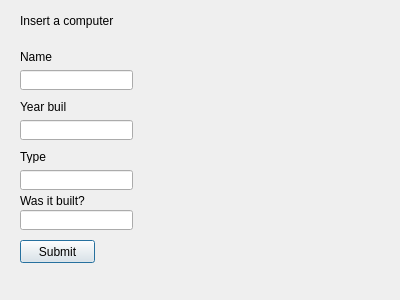
Before: the Qt Designer form insertcomputer.ui in Verklegtnamskeid1/gubb, drawn with Qt 5.
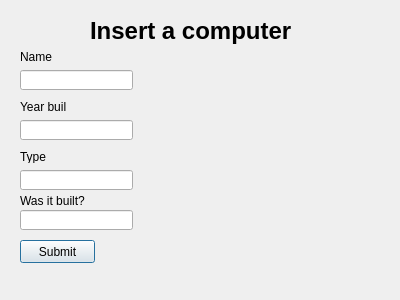
After: the same form once the commit is applied.

Commit message: modified:   Skilaverkefni3.pro.user 	new file:   addconnection.cpp 	new file:   addconnection.h 	new file:   addconnection.ui 	modified:   database.cpp 	modified:   database.ui 	modified:   insert.ui 	modified:   insertcomputer.ui 	modified:   skilaverkefni3.pro

Patch:
```diff
--- a/insertcomputer.ui
+++ b/insertcomputer.ui
@@ -16,12 +16,19 @@
   <widget class="QLabel" name="label">
    <property name="geometry">
     <rect>
-     <x>20</x>
+     <x>90</x>
      <y>10</y>
-     <width>121</width>
-     <height>21</height>
+     <width>241</width>
+     <height>41</height>
     </rect>
    </property>
+   <property name="font">
+    <font>
+     <pointsize>18</pointsize>
+     <weight>75</weight>
+     <bold>true</bold>
+    </font>
+   </property>
    <property name="text">
     <string>Insert a computer</string>
    </property>
```
The commit also changes 8 other files.
